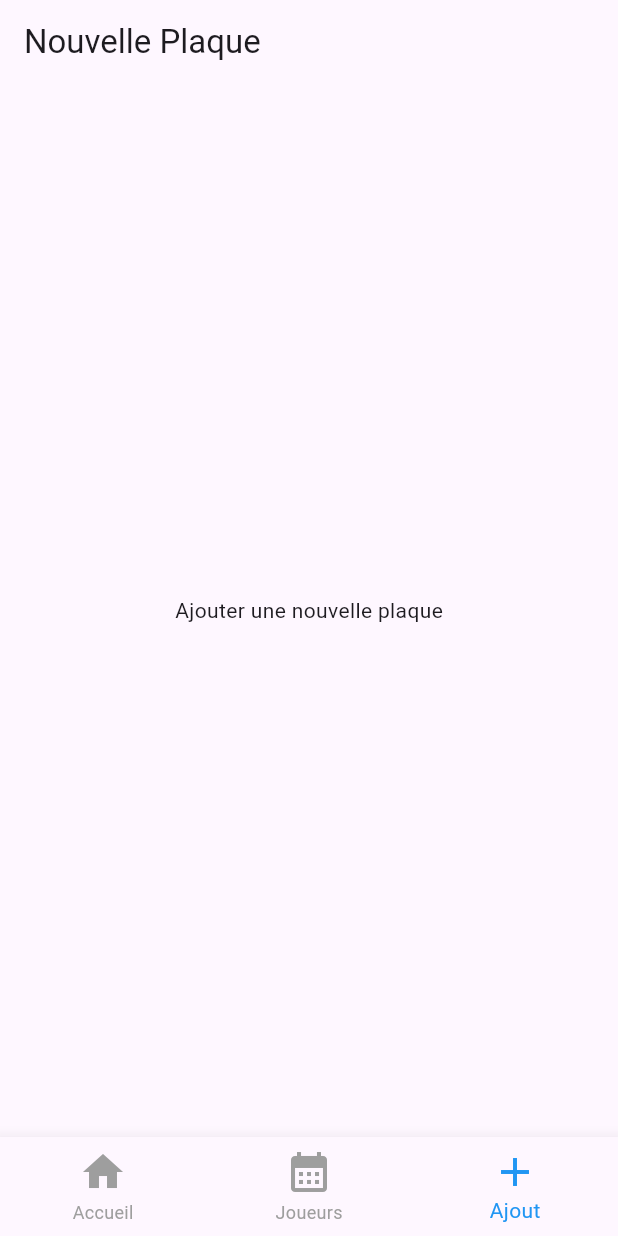
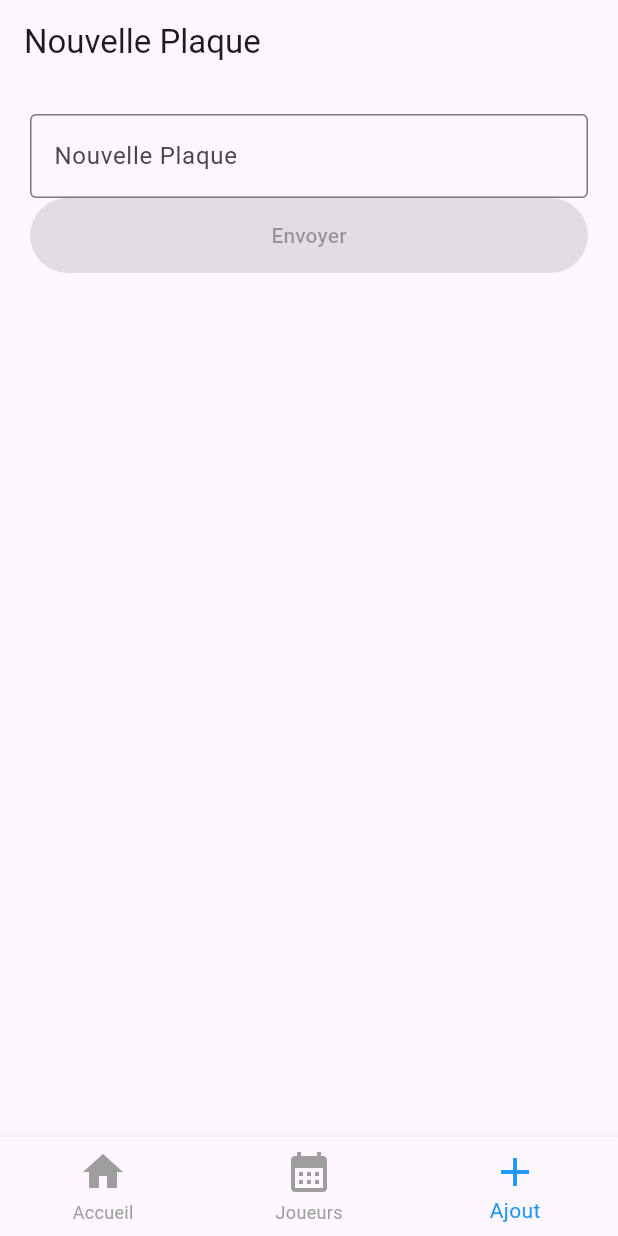
Before and after one commit to Frysperz/immatriculationflutter, a Flutter app: the screen it shows after launch, item 3 of the bottom bar chosen, on a phone screen of 412 x 824 dp. Run offline on Flutter 3.47's test engine with Material 3 defaults, Android fonts, the phone set to English and light mode, and no system bars; statements that could not run were skipped.

Commit message:
Update add_plaque.dart

```diff
--- a/lib/pages/add_plaque.dart
+++ b/lib/pages/add_plaque.dart
@@ -1,12 +1,40 @@
 import 'package:flutter/material.dart';
 
-class AddPlaque extends StatelessWidget {
+class AddPlaque extends StatefulWidget {
   const AddPlaque({super.key});
 
   @override
+  State<AddPlaque> createState() => _AddPlaqueState();
+
+}
+
+class _AddPlaqueState extends State<AddPlaque> {
+
+  @override
   Widget build(BuildContext context) {
-    return Center(
-        child: Text('Ajouter une nouvelle plaque'),
+    return Container(
+      margin: EdgeInsets.all(20),
+      child: Form(
+        child: Column(
+          children: [
+            TextFormField(
+              decoration: InputDecoration(
+                labelText: 'Nouvelle Plaque',
+                hintText: 'AA-123-AA',
+                border: OutlineInputBorder(),
+              ),
+            ),
+            SizedBox(
+              width: double.infinity,
+              height: 50,
+              child: ElevatedButton(
+                onPressed:,
+                child: Text("Envoyer")
+              ),
+            )
+          ],
+        ),
+      ),
     );
   }
 }
```
